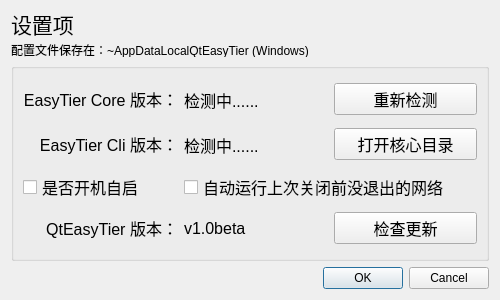
Qt form Qt_UI/setting.ui (myqfeng/qt-easy-tier) before a commit.
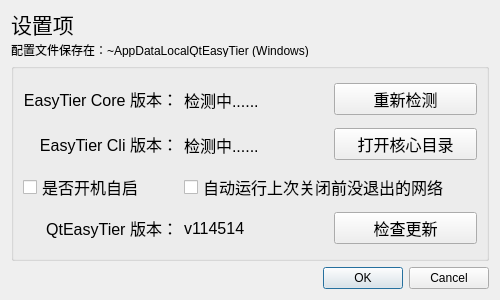
The same form after that commit. Icons and pictures are not drawn.

```diff
--- a/Qt_UI/setting.ui
+++ b/Qt_UI/setting.ui
@@ -190,7 +190,7 @@
       <item row="5" column="1">
        <widget class="QLabel" name="versionLabel">
         <property name="text">
-         <string>v1.0beta</string>
+         <string>v114514</string>
         </property>
        </widget>
       </item>
```
